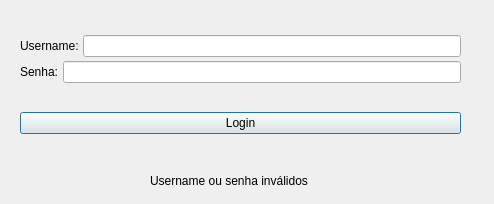
Old version of the form colaboradores/telalogincolaborador.ui in the repository ViniiGabriel/hotelQT.
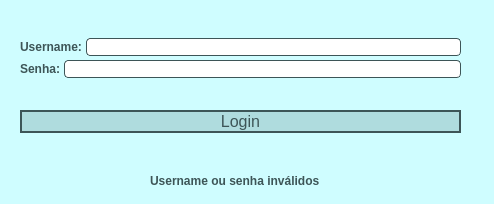
New version of the form.

The edit to the form file:
```diff
--- a/colaboradores/telalogincolaborador.ui
+++ b/colaboradores/telalogincolaborador.ui
@@ -16,6 +16,34 @@
   <property name="windowTitle">
    <string>Login</string>
   </property>
+  <property name="styleSheet">
+   <string notr="true">#telaLoginColaborador{
+	background-color: #cffdff;
+}
+
+QPushButton{
+	background-color: #afdcde;
+	border-radius: 14px;
+	border: 2px solid #3d5557;
+	color: #3d5557;
+	font-size: 16px;
+}
+
+QPushButton::hover{
+	background-color: #b9faf4;
+}
+
+QLabel{
+	color: #3d5557;
+	font-weight:bold;
+}
+
+QLineEdit {
+	border-radius: 4px;
+	border: 1px solid #3d5557
+}
+</string>
+  </property>
   <widget class="QLabel" name="label_infoinvalida">
    <property name="geometry">
     <rect>
@@ -86,6 +114,11 @@
         <verstretch>0</verstretch>
        </sizepolicy>
       </property>
+      <property name="styleSheet">
+       <string notr="true">#btn_login{
+border-radius: 14px;
+}</string>
+      </property>
       <property name="text">
        <string>Login</string>
       </property>
```
